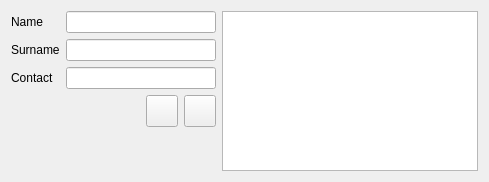
Above: kstars/oal/observeradd.ui from KDE/kstars before the change. Below: the same form after it.
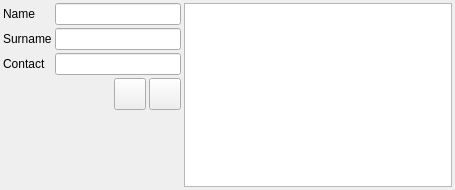
That is the form after the change.

What changed in the file:
```diff
--- a/kstars/oal/observeradd.ui
+++ b/kstars/oal/observeradd.ui
@@ -6,8 +6,8 @@
    <rect>
     <x>0</x>
     <y>0</y>
-    <width>489</width>
-    <height>182</height>
+    <width>455</width>
+    <height>190</height>
    </rect>
   </property>
   <property name="sizePolicy">
@@ -25,7 +25,22 @@
   <property name="windowTitle">
    <string>Manage Observers</string>
   </property>
-  <layout class="QHBoxLayout" name="horizontalLayout_2">
+  <layout class="QHBoxLayout" name="horizontalLayout_2" stretch="2,3">
+   <property name="spacing">
+    <number>3</number>
+   </property>
+   <property name="leftMargin">
+    <number>3</number>
+   </property>
+   <property name="topMargin">
+    <number>3</number>
+   </property>
+   <property name="rightMargin">
+    <number>3</number>
+   </property>
+   <property name="bottomMargin">
+    <number>3</number>
+   </property>
    <item>
     <layout class="QVBoxLayout" name="verticalLayout_2">
      <item>
```
Left out of the diff: 6 changed lines with no effect on the pictures.
